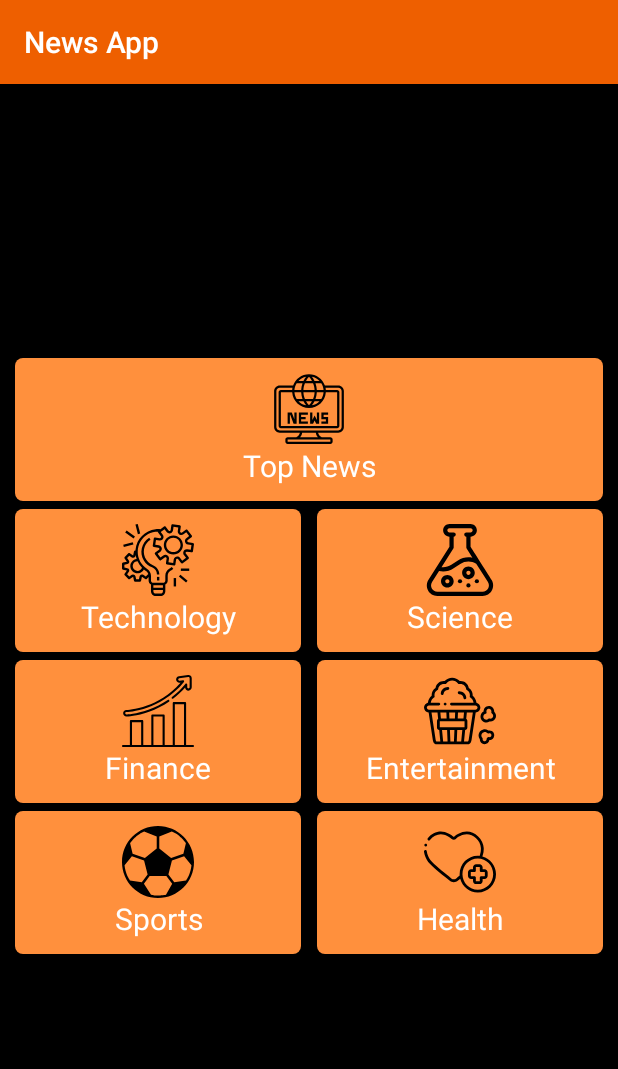
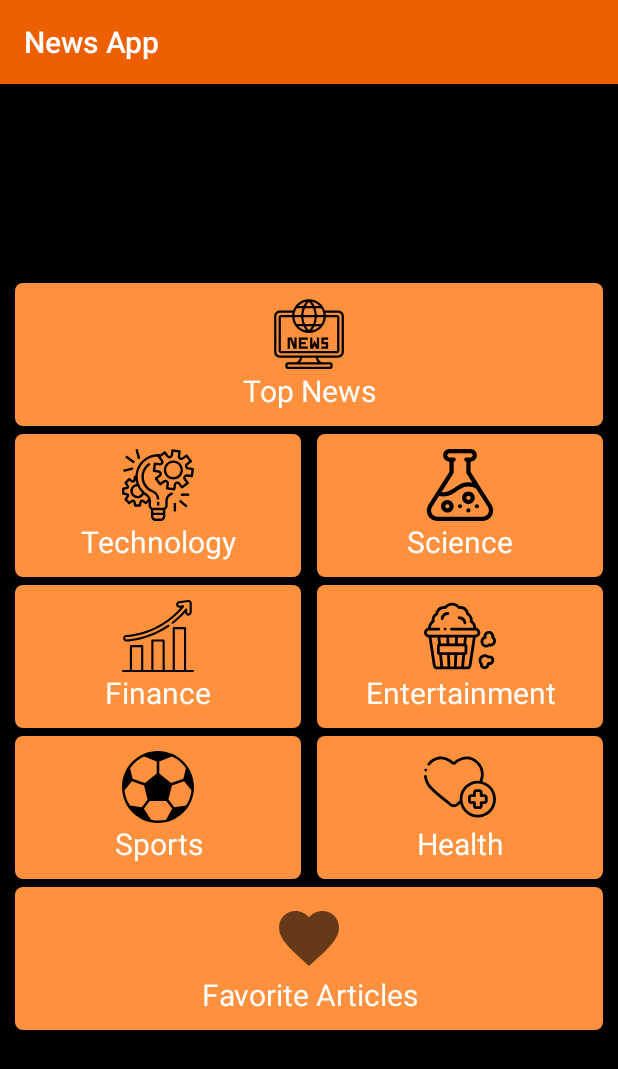
Before and after one commit to its-snorlax/News-App-Project, an Android app: the screen it shows after launch (CategorySelectionActivity before the commit, CategoryActivity after it), on a phone screen of 412 x 824 dp. Shown: the top 1069 px of the screen. Run offline under Robolectric (Android 15) with nearby library versions, the phone set to English and light mode, and no system bars.

Commit message:
adding favorite option.

```diff
--- a/app/src/main/AndroidManifest.xml
+++ b/app/src/main/AndroidManifest.xml
@@ -13,7 +13,7 @@
         android:supportsRtl="true"
         android:theme="@style/AppTheme"
         android:usesCleartextTraffic="true">
-        <activity android:name=".activity.CategorySelectionActivity">
+        <activity android:name=".activity.CategoryActivity">
             <intent-filter>
                 <action android:name="android.intent.action.MAIN" />
 
@@ -24,6 +24,7 @@
         <activity android:name=".activity.ArticleDetailActivity" />
         <activity android:name=".activity.CustomWebView" />
         <activity android:name=".activity.CategoryArticlesActivity"/>
+        <activity android:name=".activity.FavoriteActivity"/>
     </application>
 
 </manifest>
--- a/app/src/main/java/com/juniorjainsahab/newsapp/activity/CategorySelectionActivity.kt
+++ b/app/src/main/java/com/juniorjainsahab/newsapp/activity/CategoryActivity.kt
@@ -10,7 +10,7 @@ import androidx.appcompat.app.AppCompatActivity
 import com.juniorjainsahab.newsapp.R
 import com.juniorjainsahab.newsapp.R.layout.activity_category
 
-class CategorySelectionActivity : AppCompatActivity(), View.OnClickListener {
+class CategoryActivity : AppCompatActivity(), View.OnClickListener {
     private lateinit var topNews: View
     private lateinit var technology: View
     private lateinit var science: View
@@ -18,6 +18,7 @@ class CategorySelectionActivity : AppCompatActivity(), View.OnClickListener {
     private lateinit var entertainment: View
     private lateinit var sports: View
     private lateinit var health: View
+    private lateinit var fav: View
 
     override fun onCreate(savedInstanceState: Bundle?) {
         super.onCreate(savedInstanceState)
@@ -32,6 +33,7 @@ class CategorySelectionActivity : AppCompatActivity(), View.OnClickListener {
         entertainment.setOnClickListener(this)
         sports.setOnClickListener(this)
         health.setOnClickListener(this)
+        fav.setOnClickListener(this)
     }
 
     private fun bindingViews() {
@@ -43,6 +45,7 @@ class CategorySelectionActivity : AppCompatActivity(), View.OnClickListener {
             findViewById<LinearLayout>(R.id.category_two).findViewById<View>(R.id.entertainment)
         sports = findViewById<LinearLayout>(R.id.category_three).findViewById<View>(R.id.sports)
         health = findViewById<LinearLayout>(R.id.category_three).findViewById<View>(R.id.health)
+        fav = findViewById<View>(R.id.fav_articles)
     }
 
     private fun updateBackGroundAndHeadings() {
@@ -80,6 +83,11 @@ class CategorySelectionActivity : AppCompatActivity(), View.OnClickListener {
         health.findViewById<TextView>(R.id.category_heading).text = getString(R.string.health)
         health.findViewById<ImageView>(R.id.category_image)
             .setImageDrawable(getDrawable(R.drawable.health))
+
+        fav.findViewById<TextView>(R.id.category_heading).text =
+            getString(R.string.favorite_article)
+        fav.findViewById<ImageView>(R.id.category_image)
+            .setImageDrawable(getDrawable(R.drawable.ic_favorite))
     }
 
     override fun onClick(v: View?) {
@@ -91,6 +99,7 @@ class CategorySelectionActivity : AppCompatActivity(), View.OnClickListener {
             entertainment -> openActivity(getString(R.string.entertainment))
             sports -> openActivity(getString(R.string.sports))
             health -> openActivity(getString(R.string.health))
+            fav -> startActivity(Intent(this, FavoriteActivity::class.java))
         }
     }
 
--- /dev/null
+++ b/app/src/main/java/com/juniorjainsahab/newsapp/db/OnExecuteListener.kt
@@ -0,0 +1,5 @@
+package com.juniorjainsahab.newsapp.db
+
+interface OnExecuteListener {
+    fun onQuerySuccess()
+}
--- a/app/src/main/java/com/juniorjainsahab/newsapp/db/dao/ArticlesDao.kt
+++ b/app/src/main/java/com/juniorjainsahab/newsapp/db/dao/ArticlesDao.kt
@@ -3,6 +3,7 @@ package com.juniorjainsahab.newsapp.db.dao
 import androidx.room.Dao
 import androidx.room.Delete
 import androidx.room.Insert
+import androidx.room.Query
 import com.juniorjainsahab.newsapp.db.entity.ArticlesEntity
 
 @Dao
@@ -12,4 +13,7 @@ interface ArticlesDao {
 
     @Delete
     fun delete(article: ArticlesEntity)
+
+    @Query("select * from ArticlesEntity")
+    fun getAll(): List<ArticlesEntity>
 }
--- a/app/src/main/java/com/juniorjainsahab/newsapp/model/Articles.kt
+++ b/app/src/main/java/com/juniorjainsahab/newsapp/model/Articles.kt
@@ -3,7 +3,6 @@ package com.juniorjainsahab.newsapp.model
 import java.io.Serializable
 
 class Articles(
-    internal var author: String,
     internal var title: String,
     internal var urlToImage: String,
     internal var description: String,
--- /dev/null
+++ b/app/src/main/res/drawable/ic_favorite.xml
@@ -0,0 +1,10 @@
+<vector xmlns:android="http://schemas.android.com/apk/res/android"
+    android:width="24dp"
+    android:height="24dp"
+    android:viewportWidth="24"
+    android:viewportHeight="24"
+    android:tint="?attr/colorControlNormal">
+  <path
+      android:fillColor="@android:color/black"
+      android:pathData="M12,21.35l-1.45,-1.32C5.4,15.36 2,12.28 2,8.5 2,5.42 4.42,3 7.5,3c1.74,0 3.41,0.81 4.5,2.09C13.09,3.81 14.76,3 16.5,3 19.58,3 22,5.42 22,8.5c0,3.78 -3.4,6.86 -8.55,11.54L12,21.35z"/>
+</vector>
--- a/app/src/main/res/layout/activity_category.xml
+++ b/app/src/main/res/layout/activity_category.xml
@@ -106,5 +106,13 @@
                 android:layout_marginEnd="10dp"
                 android:layout_weight="1" />
         </LinearLayout>
+
+        <include
+            android:id="@+id/fav_articles"
+            layout="@layout/category_box"
+            android:layout_width="match_parent"
+            android:layout_height="wrap_content"
+            android:layout_marginHorizontal="10dp"
+            android:layout_marginBottom="5dp" />
     </LinearLayout>
 </androidx.constraintlayout.widget.ConstraintLayout>
--- a/app/src/main/res/values/strings.xml
+++ b/app/src/main/res/values/strings.xml
@@ -11,4 +11,5 @@
     <string name="sports">Sports</string>
     <string name="health">Health</string>
     <string name="add_to_favorite">Add to favorite</string>
+    <string name="favorite_article">Favorite Articles</string>
 </resources>
```
Also changed, not shown: app/src/main/java/com/juniorjainsahab/newsapp/AsyncTask.kt (+10 -4 lines), app/src/main/java/com/juniorjainsahab/newsapp/activity/ArticleDetailActivity.kt (+10 -5 lines), app/src/main/java/com/juniorjainsahab/newsapp/activity/FavoriteActivity.kt (added, +46 -0 lines), app/src/main/res/layout/activity_favorite.xml (added, +12 -0 lines).
